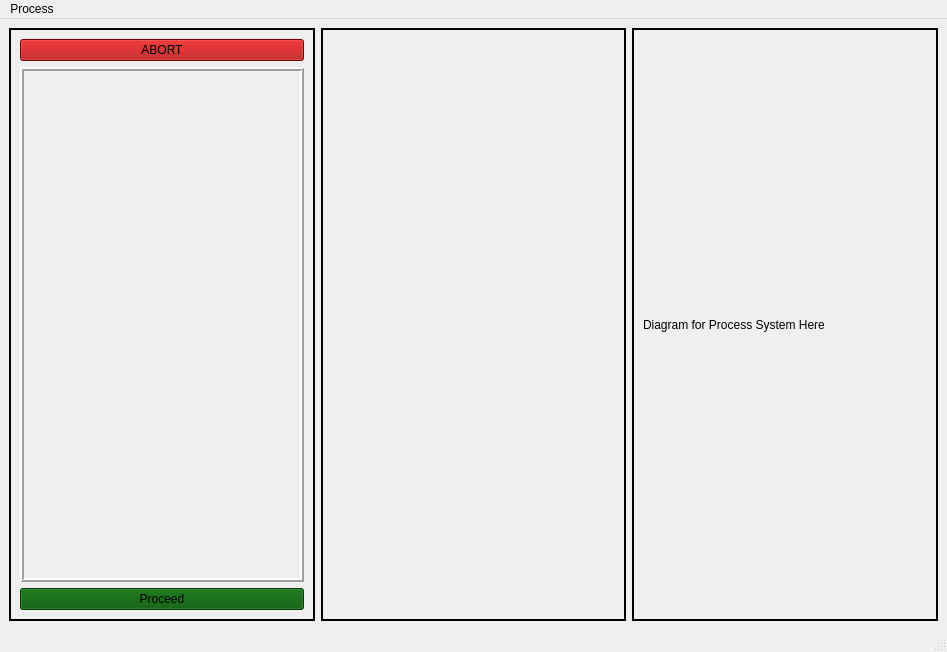
Above: src/external/ui/GSMainWindow.ui from vedangnaik/Carina-mirror before the change. Below: the same form after it.
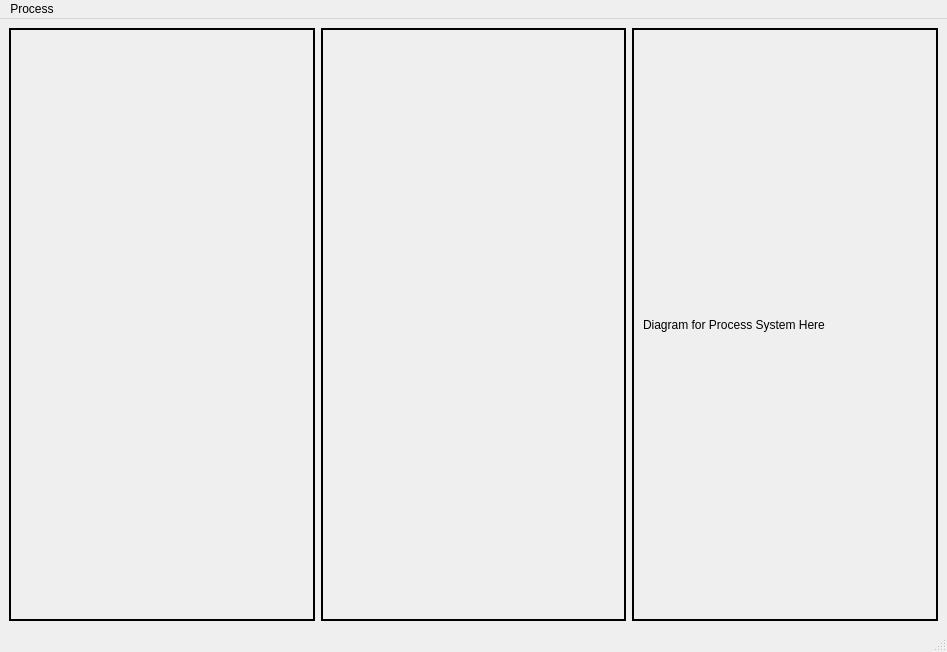
That is the form after the change.

Commit message: Moved process UI responsibilty completely to separate class

```diff
--- a/src/external/ui/GSMainWindow.ui
+++ b/src/external/ui/GSMainWindow.ui
@@ -28,78 +28,19 @@
         <property name="lineWidth">
          <number>2</number>
         </property>
-        <layout class="QVBoxLayout" name="verticalLayout">
+        <layout class="QHBoxLayout" name="horizontalLayout_7">
          <item>
-          <widget class="QPushButton" name="abortButton">
-           <property name="sizePolicy">
-            <sizepolicy hsizetype="Minimum" vsizetype="Minimum">
-             <horstretch>0</horstretch>
-             <verstretch>0</verstretch>
-            </sizepolicy>
-           </property>
-           <property name="focusPolicy">
-            <enum>Qt::NoFocus</enum>
-           </property>
-           <property name="styleSheet">
-            <string notr="true">background-color: rgb(170, 0, 0);
-font: 63 40pt &quot;Source Code Pro Semibold&quot;;</string>
-           </property>
-           <property name="text">
-            <string>ABORT</string>
-           </property>
-          </widget>
-         </item>
-         <item>
-          <widget class="QScrollArea" name="currentProcessScrollArea">
-           <property name="sizePolicy">
-            <sizepolicy hsizetype="Preferred" vsizetype="Expanding">
-             <horstretch>0</horstretch>
-             <verstretch>0</verstretch>
-            </sizepolicy>
-           </property>
-           <property name="frameShape">
-            <enum>QFrame::Box</enum>
-           </property>
-           <property name="frameShadow">
-            <enum>QFrame::Raised</enum>
-           </property>
-           <property name="lineWidth">
-            <number>2</number>
-           </property>
-           <property name="widgetResizable">
-            <bool>true</bool>
-           </property>
-           <widget class="QWidget" name="scrollAreaWidgetContents_3">
-            <property name="geometry">
-             <rect>
-              <x>0</x>
-              <y>0</y>
-              <width>275</width>
-              <height>394</height>
-             </rect>
-            </property>
-           </widget>
-          </widget>
-         </item>
-         <item>
-          <widget class="QPushButton" name="proceedButton">
-           <property name="sizePolicy">
-            <sizepolicy hsizetype="Minimum" vsizetype="Minimum">
-             <horstretch>0</horstretch>
-             <verstretch>0</verstretch>
-            </sizepolicy>
-           </property>
-           <property name="focusPolicy">
-            <enum>Qt::NoFocus</enum>
-           </property>
-           <property name="styleSheet">
-            <string notr="true">background-color: rgb(0, 85, 0);
-font: 63 40pt &quot;Source Code Pro Semibold&quot;;</string>
-           </property>
-           <property name="text">
-            <string>Proceed</string>
-           </property>
-          </widget>
+          <layout class="QVBoxLayout" name="verticalLayout">
+           <item>
+            <layout class="QHBoxLayout" name="abortButtonLayout"/>
+           </item>
+           <item>
+            <layout class="QHBoxLayout" name="processSummaryLayout"/>
+           </item>
+           <item>
+            <layout class="QHBoxLayout" name="proceedButtonLayout"/>
+           </item>
+          </layout>
          </item>
         </layout>
        </widget>
```
The commit also changes 9 other files.
